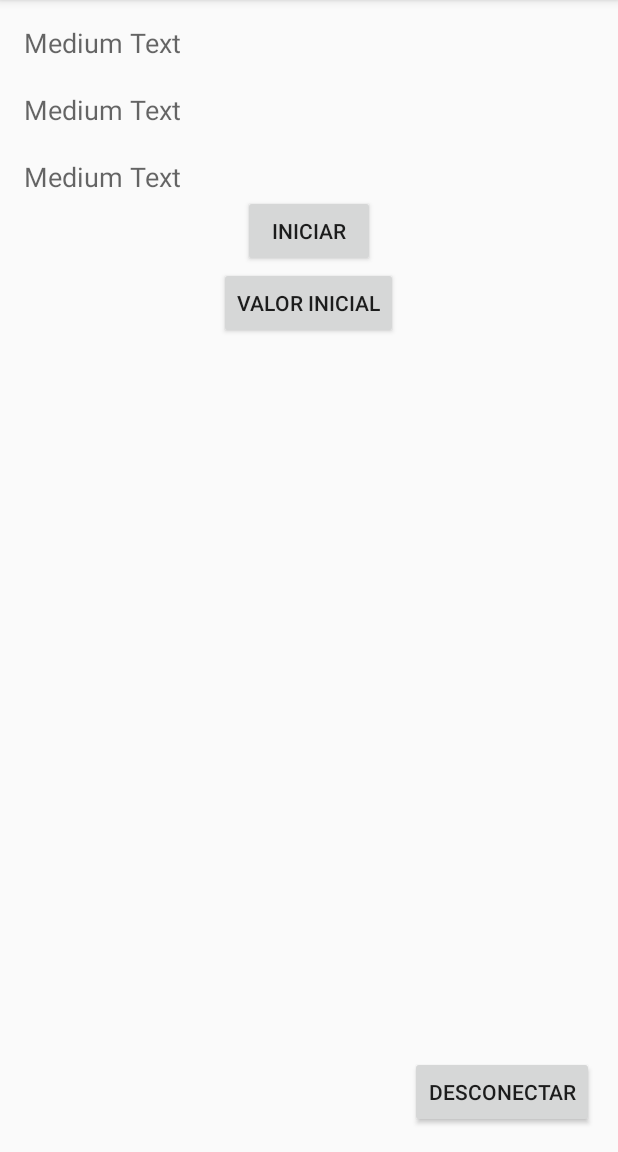
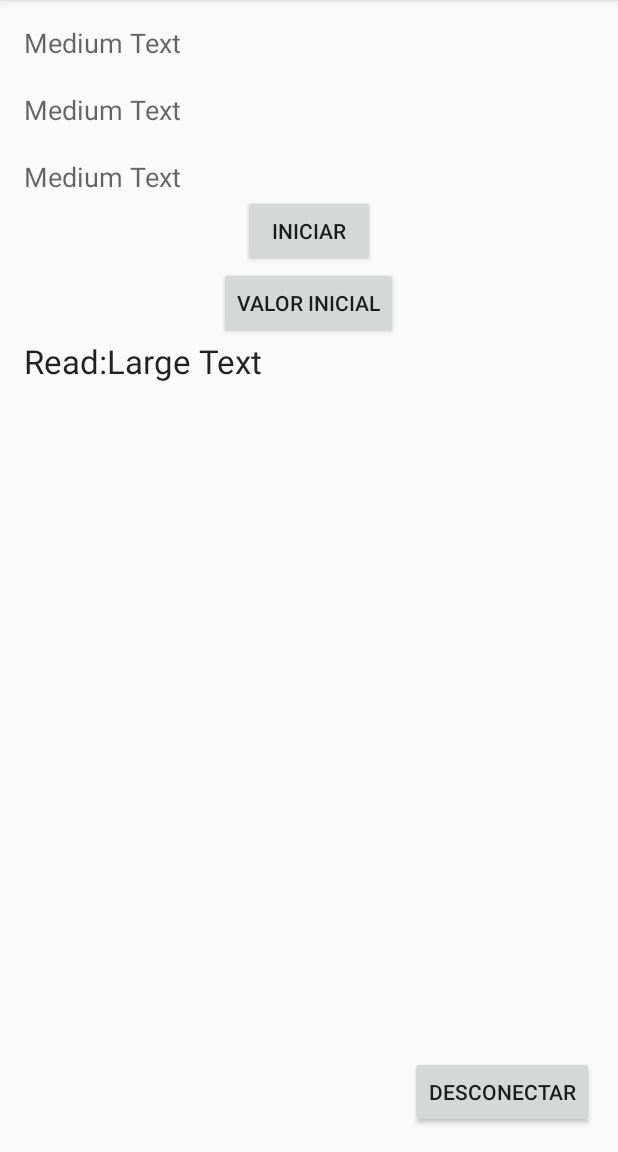
Before and after one commit to KilnerJhow/PE162G9, an Android app: the MainActivity screen opened directly, with no data from a screen before it, on a phone screen of 412 x 824 dp, the part 84-1236 px from its top. Run offline under Robolectric (Android 15) with nearby library versions, the phone set to English and light mode, and no system bars; 2 statements that could not run were skipped.

Commit message:
Botão desconectar agora funcional

```diff
--- a/app/src/main/java/com/example/notedell/vrcamera/BluetoothThread.java
+++ b/app/src/main/java/com/example/notedell/vrcamera/BluetoothThread.java
@@ -146,6 +146,7 @@ public class BluetoothThread extends Thread {
                 // Convert read bytes into a string
                 s = new String(inBuffer, "ASCII");
                 s = s.substring(0, bytesRead);
+                Log.d(TAG,"[RECV]: "+ s);
             }
 
         } catch (Exception e) {
--- a/app/src/main/java/com/example/notedell/vrcamera/MainActivity.java
+++ b/app/src/main/java/com/example/notedell/vrcamera/MainActivity.java
@@ -36,6 +36,7 @@ public class MainActivity extends AppCompatActivity implements SensorEventListen
     private TextView txtAzimuth;
     private TextView txtPitch;
     private TextView txtRoll;
+    private TextView tvRead;
 
     private float[] mGravity;
     private float[] mGeomagnetic;
@@ -72,6 +73,7 @@ public class MainActivity extends AppCompatActivity implements SensorEventListen
         txtAzimuth = (TextView) findViewById(R.id.txtAzimuth);
         txtPitch = (TextView) findViewById(R.id.txtPitch);
         txtRoll = (TextView) findViewById(R.id.txtRoll);
+        tvRead = (TextView) findViewById(R.id.tvRead);
 
 
         turnOnTimer();
@@ -242,8 +244,10 @@ public class MainActivity extends AppCompatActivity implements SensorEventListen
             String s = (String) msg.obj;
             Log.d(TAG, s);
 
+            tvRead.setText(s);
+
             if (s.equals("DISCONNECT")) {
-                    //Toast.makeText(getApplicationContext(),"Desconectado", Toast.LENGTH_SHORT).show();
+                    Toast.makeText(getApplicationContext(),"Desconectado", Toast.LENGTH_SHORT).show();
 
                     startConnectBluetooth();
             }
@@ -268,7 +272,7 @@ public class MainActivity extends AppCompatActivity implements SensorEventListen
     private void startConnectBluetooth(){
 
         start = false;
-        //Toast.makeText(getApplicationContext(),"Desconectado", Toast.LENGTH_SHORT).show();
+        Toast.makeText(getApplicationContext(),"Desconectado", Toast.LENGTH_SHORT).show();
         writeHandler = null;
         Log.d(TAG, "WriteHandler ended");
         Intent intent = new Intent(getApplicationContext(),ConnectBluetooth.class);
--- a/app/src/main/res/layout/activity_main.xml
+++ b/app/src/main/res/layout/activity_main.xml
@@ -72,6 +72,26 @@
             android:layout_alignParentEnd="true"
             android:onClick="disconnectButtonPressed"/>
 
+        <TextView
+            android:layout_width="wrap_content"
+            android:layout_height="wrap_content"
+            android:textAppearance="?android:attr/textAppearanceLarge"
+            android:text="Read:"
+            android:id="@+id/textView"
+            android:layout_alignParentTop="true"
+            android:layout_alignParentLeft="true"
+            android:layout_alignParentStart="true" />
+
+        <TextView
+            android:layout_width="match_parent"
+            android:layout_height="wrap_content"
+            android:textAppearance="?android:attr/textAppearanceLarge"
+            android:text="Large Text"
+            android:id="@+id/tvRead"
+            android:layout_alignParentTop="true"
+            android:layout_toRightOf="@+id/textView"
+            android:layout_toEndOf="@+id/textView" />
+
     </RelativeLayout>
 
 </LinearLayout>
```
